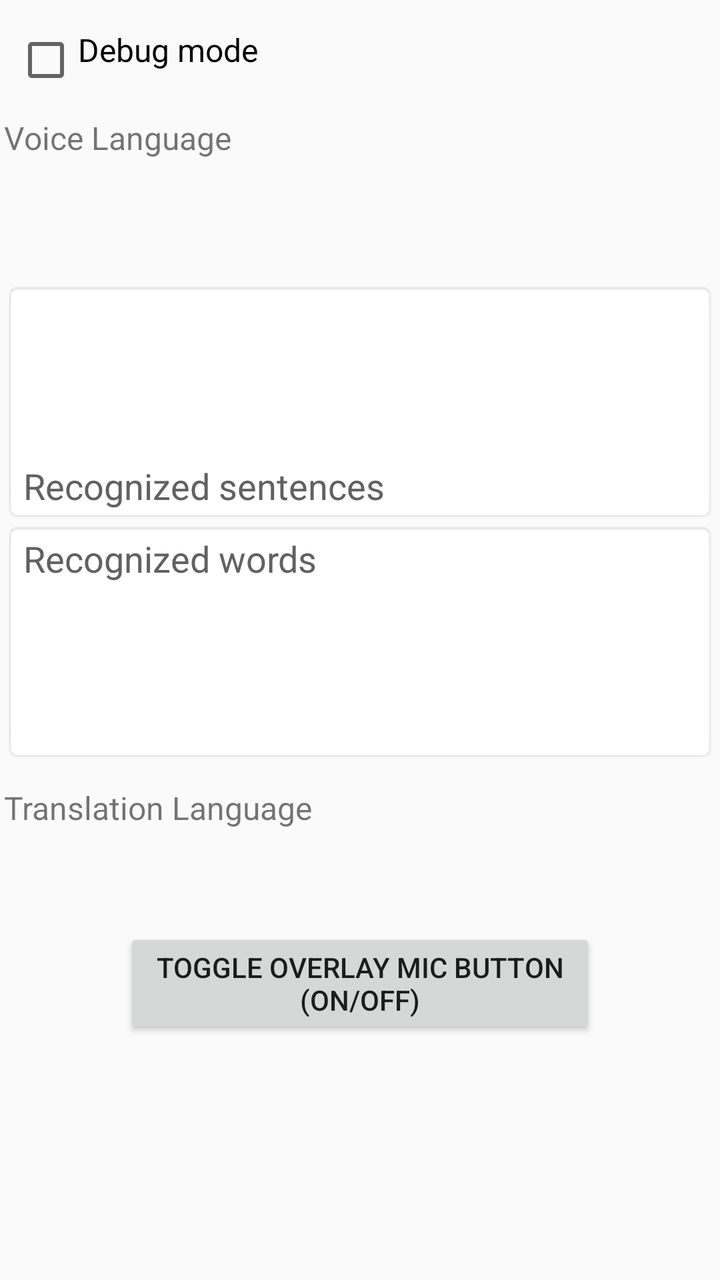
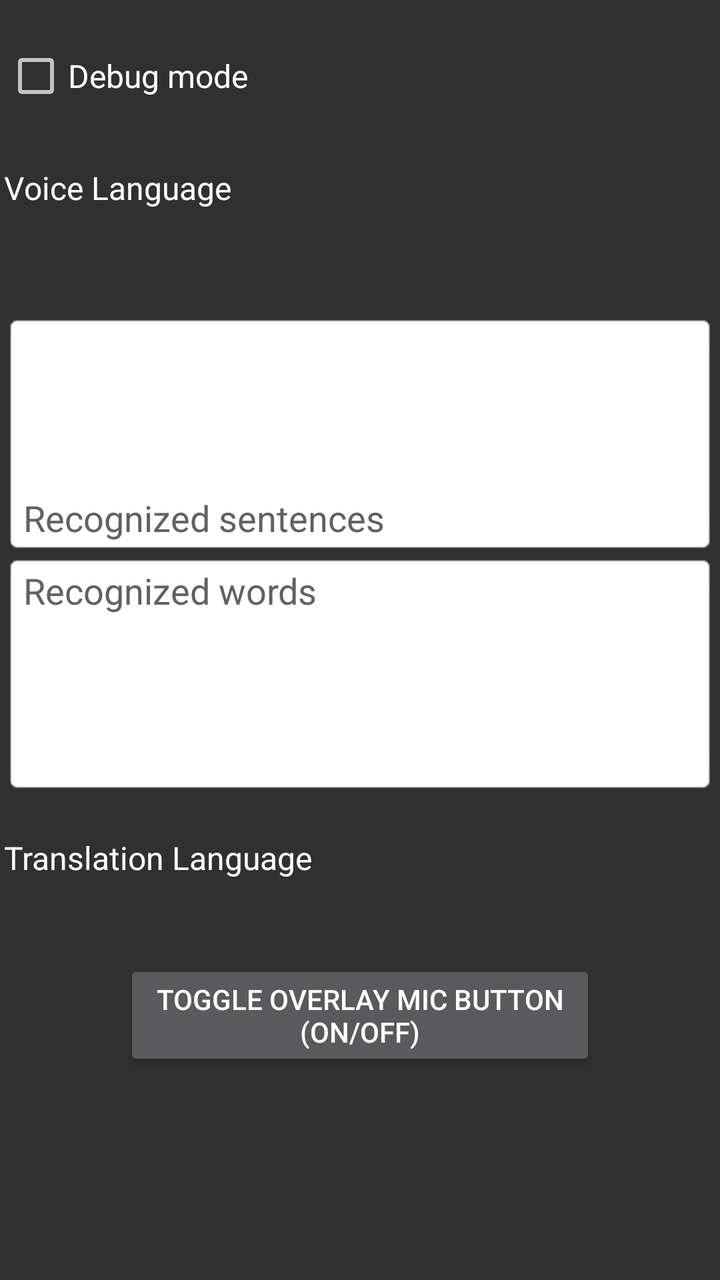

Before-and-after screenshots of an Android layout around one commit, followed by the original layout XML and the change that was made.
<!-- AndroidManifest.xml: application theme AppTheme -->
<!-- res/layout/activity_main.xml -->
<?xml version="1.0" encoding="utf-8"?>
<ScrollView xmlns:android="http://schemas.android.com/apk/res/android"
    xmlns:tools="http://schemas.android.com/tools"
    android:id="@+id/root"
    android:layout_width="fill_parent"
    android:layout_height="wrap_content"
    android:layout_marginLeft="5dp"
    android:layout_marginRight="5dp"
    android:layout_gravity="center_horizontal"
    android:orientation="vertical"
    android:padding="1dp"
    android:fillViewport="false"
    >
    <TableLayout
        android:layout_width="match_parent"
        android:layout_height="wrap_content"
        android:paddingLeft="1dp"
        android:paddingRight="1dp"
        android:paddingTop="1dp"
        android:paddingBottom="1dp"
        tools:context=".MainActivity"
        >
        <View
            android:layout_width="match_parent"
            android:layout_height="12sp"
            />
        <CheckBox
            android:id="@+id/checkbox_debug_mode"
            android:text="Debug mode"
            android:minHeight="32dp"
            android:padding="0dp"
            android:gravity="start"
            android:textAlignment="gravity"
            android:textSize="16sp"
            android:layout_width="wrap_content"
            android:layout_height="wrap_content"
            android:layout_marginStart="5dp"
            android:layout_marginTop="0dp"
            android:layout_marginEnd="5dp"
            android:layout_marginBottom="0dp"
            android:checked="false"
            />
        <View
            android:layout_width="match_parent"
            android:layout_height="12sp"
            />
        <TableRow>
            <TextView
                android:id="@+id/textview_text1"
                android:text="@string/voice_language"
                android:gravity="start"
                android:textSize="16sp"
                android:textAlignment="gravity"
                android:layout_width="wrap_content"
                android:layout_height="40dp"
                />
            <Spinner
                android:id="@+id/spinner_src_languages"
                android:contentDescription="@string/spinner_src_languages"
                android:spinnerMode="dropdown"
                android:backgroundTint="@color/lightGrayishWhite"
                android:gravity="start"
                android:textAlignment="gravity"
                android:minHeight="40dp"
                android:layout_marginStart="12dp"
                android:layout_width="228dp"
                android:layout_height="wrap_content"
                />
        </TableRow>
        <TextView
            android:id="@+id/textview_src"
            android:textSize="14sp"
            android:gravity="center"
            android:textAlignment="gravity"
            android:layout_width="wrap_content"
            android:layout_height="wrap_content"
            />
        <View
            android:layout_width="match_parent"
            android:layout_height="12sp"
            />
        <View
            android:layout_width="match_parent"
            android:layout_height="12sp"
            />
        <EditText
            android:id="@+id/full_voice_text"
            android:layout_width="match_parent"
            android:layout_height="120dp"
            android:autofillHints=""
            android:background="@android:drawable/editbox_background"
            android:gravity="bottom"
            android:focusable="false"
            android:focusableInTouchMode="true"
            android:hint="@string/recognized_sentences"
            android:maxLines="3"
            android:textSize="18sp"
            android:textAlignment="gravity"
            android:textColorHint="#616161"
            tools:ignore="LabelFor,TextFields"
            />
        <EditText
            android:id="@+id/voice_text"
            android:layout_width="match_parent"
            android:layout_height="120dp"
            android:autofillHints=""
            android:background="@android:drawable/editbox_background"
            android:gravity="start"
            android:focusable="false"
            android:focusableInTouchMode="true"
            android:hint="@string/recognized_words"
            android:maxLines="3"
            android:textSize="18sp"
            android:textAlignment="gravity"
            android:textColorHint="#616161"
            tools:ignore="LabelFor,TextFields"
            />
        <View
            android:layout_width="match_parent"
            android:layout_height="12sp"
            />
        <TableRow>
            <TextView
                android:id="@+id/textview_text2"
                android:layout_width="wrap_content"
                android:layout_height="40dp"
                android:gravity="start"
                android:text="@string/translation_language"
                android:textAlignment="gravity"
                android:textSize="16sp"
                />

            <Spinner
                android:id="@+id/spinner_dst_languages"
                android:contentDescription="@string/spinner_dst_languages"
                android:spinnerMode="dropdown"
                android:backgroundTint="@color/lightGrayishWhite"
                android:gravity="start"
                android:textAlignment="gravity"
                android:minHeight="40dp"
                android:layout_marginStart="12dp"
                android:layout_width="228dp"
                android:layout_height="wrap_content"
                />
        </TableRow>
        <TextView
            android:id="@+id/textview_dst"
            android:textSize="14sp"
            android:gravity="center"
            android:textAlignment="gravity"
            android:layout_width="wrap_content"
            android:layout_height="wrap_content"
            />
        <View
            android:layout_width="match_parent"
            android:layout_height="12sp"
            />
        <Button
            android:id="@+id/button_toggle_overlay"
            android:layout_marginLeft="60dp"
            android:layout_marginRight="60dp"
            android:layout_height="wrap_content"
            android:layout_width="wrap_content"
            android:text="@string/toggle_overlay"
            android:textSize="14sp"
            />
        <View
            android:layout_width="match_parent"
            android:layout_height="12sp"
            />
        <TextView
            android:id="@+id/textview_recognizing"
            android:textSize="14sp"
            android:gravity="center"
            android:textAlignment="gravity"
            android:layout_width="wrap_content"
            android:layout_height="wrap_content"
            />
        <TextView
            android:id="@+id/textview_overlaying"
            android:textSize="14sp"
            android:gravity="center"
            android:textAlignment="gravity"
            android:layout_width="wrap_content"
            android:layout_height="wrap_content"
            />
        <TextView
            android:id="@+id/textview_debug"
            android:textSize="14sp"
            android:gravity="center"
            android:textAlignment="gravity"
            android:layout_width="wrap_content"
            android:layout_height="wrap_content"
            />
        <TextView
            android:id="@+id/textview_output_messages"
            android:textSize="14sp"
            android:gravity="center"
            android:textAlignment="gravity"
            android:layout_width="wrap_content"
            android:layout_height="wrap_content"
            />
    </TableLayout>
</ScrollView>
<!-- resources referenced by this layout -->
<resources>
  <color name="lightGrayishWhite">#FFEAEAEA</color>
  <string name="recognized_sentences">Recognized sentences</string>
  <string name="recognized_words">Recognized words</string>
  <string name="spinner_dst_languages">spinner_dst_languages</string>
  <string name="spinner_src_languages">spinner_src_languages</string>
  <string name="toggle_overlay">Toggle Overlay Mic Button\n(ON/OFF)</string>
  <string name="translation_language">Translation Language</string>
  <string name="voice_language">Voice Language</string>
  <style name="AppTheme" parent="Theme.AppCompat.Light.DarkActionBar">
          
          <item name="colorPrimary">@color/colorPrimary</item>
          <item name="colorPrimaryDark">@color/colorPrimaryDark</item>
          <item name="colorAccent">@color/colorAccent</item>
      </style>
  <color name="colorPrimary">#6200EE</color>
  <color name="colorPrimaryDark">#3700B3</color>
  <color name="colorAccent">#03DAC5</color>
</resources>

<!-- the commit's change to res/layout/activity_main.xml (unified diff, before → after) -->
@@ -24,22 +24,20 @@
             android:layout_width="match_parent"
             android:layout_height="12sp"
             />
-        <CheckBox
-            android:id="@+id/checkbox_debug_mode"
-            android:text="Debug mode"
-            android:minHeight="32dp"
-            android:padding="0dp"
-            android:gravity="start"
-            android:textAlignment="gravity"
-            android:textSize="16sp"
-            android:layout_width="wrap_content"
-            android:layout_height="wrap_content"
-            android:layout_marginStart="5dp"
-            android:layout_marginTop="0dp"
-            android:layout_marginEnd="5dp"
-            android:layout_marginBottom="0dp"
-            android:checked="false"
-            />
+        <TableRow
+            android:layout_width="match_parent"
+            android:layout_height="wrap_content"
+            >
+            <CheckBox
+                android:id="@+id/checkbox_debug_mode"
+                android:text="Debug mode"
+                android:layout_width="wrap_content"
+                android:layout_height="48dp"
+                android:gravity="center_vertical"
+                android:padding="0dp"
+                android:textSize="16sp"
+                />
+        </TableRow>
         <View
             android:layout_width="match_parent"
             android:layout_height="12sp"
@@ -48,10 +46,11 @@
             <TextView
                 android:id="@+id/textview_text1"
                 android:text="@string/voice_language"
-                android:gravity="start"
+                android:gravity="start|center"
                 android:textSize="16sp"
                 android:textAlignment="gravity"
-                android:layout_width="wrap_content"
+                android:textColor="?android:attr/textColorPrimary"
+                android:layout_width="160dp"
                 android:layout_height="40dp"
                 />
             <Spinner
@@ -59,11 +58,12 @@
                 android:contentDescription="@string/spinner_src_languages"
                 android:spinnerMode="dropdown"
                 android:backgroundTint="@color/lightGrayishWhite"
-                android:gravity="start"
-                android:textAlignment="gravity"
+                android:gravity="start|center"
+                android:textAlignment="gravity"
+                android:layout_marginStart="12dp"
                 android:minHeight="40dp"
-                android:layout_marginStart="12dp"
-                android:layout_width="228dp"
+                android:minWidth="228dp"
+                android:layout_width="fill_parent"
                 android:layout_height="wrap_content"
                 />
         </TableRow>
@@ -122,12 +122,13 @@
         <TableRow>
             <TextView
                 android:id="@+id/textview_text2"
-                android:layout_width="wrap_content"
+                android:text="@string/translation_language"
+                android:layout_width="160dp"
                 android:layout_height="40dp"
-                android:gravity="start"
-                android:text="@string/translation_language"
+                android:gravity="start|center"
                 android:textAlignment="gravity"
                 android:textSize="16sp"
+                android:textColor="?android:attr/textColorPrimary"
                 />
 
             <Spinner
@@ -135,11 +136,12 @@
                 android:contentDescription="@string/spinner_dst_languages"
                 android:spinnerMode="dropdown"
                 android:backgroundTint="@color/lightGrayishWhite"
-                android:gravity="start"
-                android:textAlignment="gravity"
+                android:gravity="start|center"
+                android:textAlignment="gravity"
+                android:layout_marginStart="12dp"
                 android:minHeight="40dp"
-                android:layout_marginStart="12dp"
-                android:layout_width="228dp"
+                android:minWidth="228dp"
+                android:layout_width="fill_parent"
                 android:layout_height="wrap_content"
                 />
         </TableRow>
<!-- resource entries referenced after the edit -->
@@ -8,7 +8,7 @@
   <string name="toggle_overlay">Toggle Overlay Mic Button\n(ON/OFF)</string>
   <string name="translation_language">Translation Language</string>
   <string name="voice_language">Voice Language</string>
-  <style name="AppTheme" parent="Theme.AppCompat.Light.DarkActionBar">
+  <style name="AppTheme" parent="Theme.AppCompat">
           
           <item name="colorPrimary">@color/colorPrimary</item>
           <item name="colorPrimaryDark">@color/colorPrimaryDark</item>
